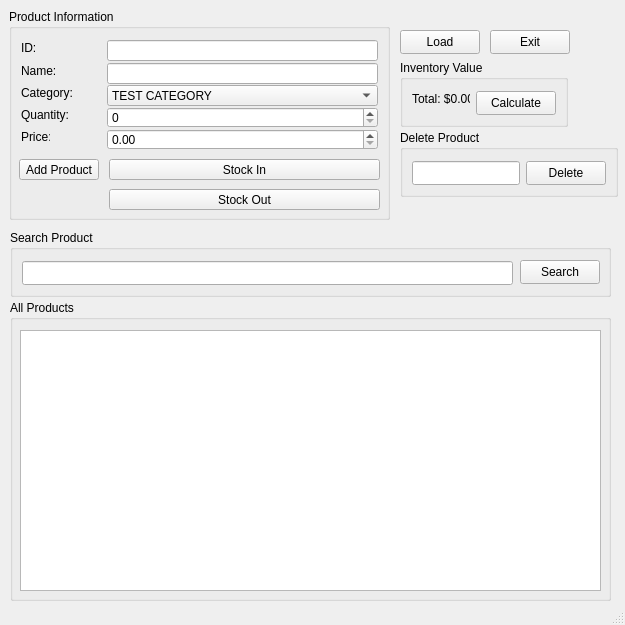
Above: ui/mainwindow.ui from iRyllB/digital_inventory_system before the change. Below: the same form after it.
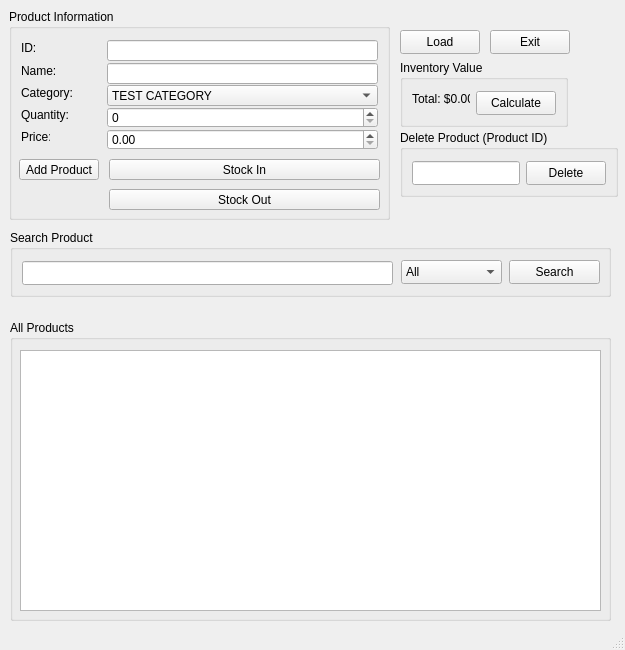
That is the form after the change.

What changed in the file:
```diff
--- a/ui/mainwindow.ui
+++ b/ui/mainwindow.ui
@@ -7,7 +7,7 @@
     <x>0</x>
     <y>0</y>
     <width>625</width>
-    <height>625</height>
+    <height>650</height>
    </rect>
   </property>
   <property name="minimumSize">
@@ -19,7 +19,7 @@
   <property name="maximumSize">
    <size>
     <width>625</width>
-    <height>625</height>
+    <height>650</height>
    </size>
   </property>
   <property name="windowTitle">
@@ -218,7 +218,7 @@
     <property name="geometry">
      <rect>
       <x>10</x>
-      <y>300</y>
+      <y>320</y>
       <width>601</width>
       <height>301</height>
      </rect>
@@ -286,7 +286,7 @@
      </rect>
     </property>
     <property name="title">
-     <string>Delete Product</string>
+     <string>Delete Product (Product ID)</string>
     </property>
     <widget class="QLineEdit" name="lineEdit_delete">
      <property name="geometry">
@@ -342,7 +342,7 @@
       <rect>
        <x>12</x>
        <y>31</y>
-       <width>491</width>
+       <width>371</width>
        <height>24</height>
       </rect>
      </property>
@@ -350,9 +350,9 @@
     <widget class="QPushButton" name="pushButton_search">
      <property name="geometry">
       <rect>
-       <x>510</x>
+       <x>499</x>
        <y>30</y>
-       <width>80</width>
+       <width>91</width>
        <height>24</height>
       </rect>
      </property>
@@ -360,6 +360,36 @@
       <string>Search</string>
      </property>
     </widget>
+    <widget class="QComboBox" name="comboBox_filter">
+     <property name="geometry">
+      <rect>
+       <x>391</x>
+       <y>30</y>
+       <width>101</width>
+       <height>24</height>
+      </rect>
+     </property>
+     <item>
+      <property name="text">
+       <string>All</string>
+      </property>
+     </item>
+     <item>
+      <property name="text">
+       <string>Product ID</string>
+      </property>
+     </item>
+     <item>
+      <property name="text">
+       <string>Product Name</string>
+      </property>
+     </item>
+     <item>
+      <property name="text">
+       <string>Category</string>
+      </property>
+     </item>
+    </widget>
    </widget>
    <widget class="QPushButton" name="pushButton_load">
     <property name="geometry">
```
